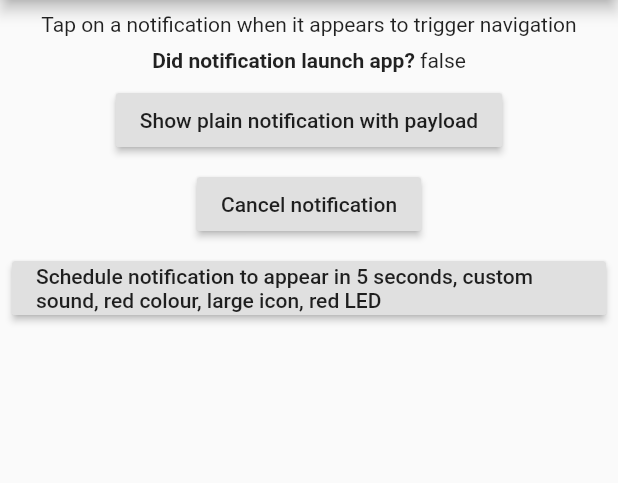
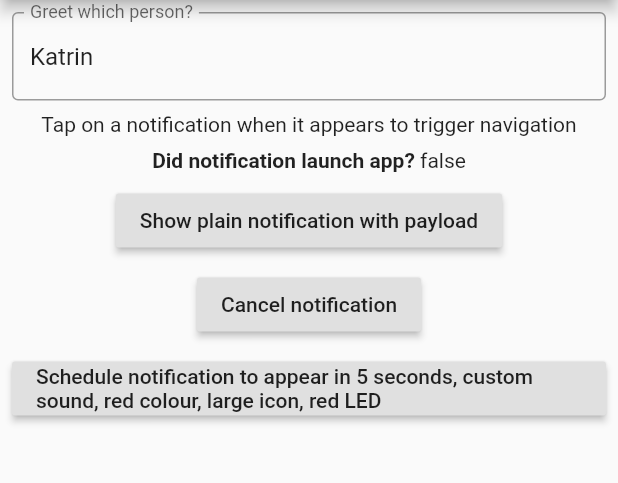
Before and after one commit to ascheman/ichdenkandich, a Flutter app: the screen it shows after launch, on a phone screen of 412 x 824 dp, the part 84-567 px from its top. Run offline on Flutter 3.47's test engine with Material 2 defaults, Android fonts, the phone set to English and light mode, and no system bars; our stand-ins replace flutter_local_notifications, logger, rxdart; missing offline and left inert: flutter_appavailability.

Commit message:
Allow to set target person name (with "Katrin" as Default :-)

```diff
--- a/lib/main.dart
+++ b/lib/main.dart
@@ -202,6 +202,21 @@ class _MyHomePageState extends State<MyHomePage> {
             child: Column(
               mainAxisAlignment: MainAxisAlignment.center,
               children: <Widget>[
+                Padding(
+                  padding: EdgeInsets.fromLTRB(0.0, 0.0, 0.0, 8.0),
+                  child: TextFormField(
+                    decoration: InputDecoration(
+                        border: OutlineInputBorder(),
+                        labelText: 'Greet which person?',
+                    ),
+                    initialValue: targetPerson,
+                    onChanged: (String textinput) {
+                      setState(() {
+                        targetPerson = textinput;
+                      });
+                    },
+                  )
+                ),
                 Padding(
                   padding: EdgeInsets.fromLTRB(0.0, 0.0, 0.0, 8.0),
                   child: Text(
```
